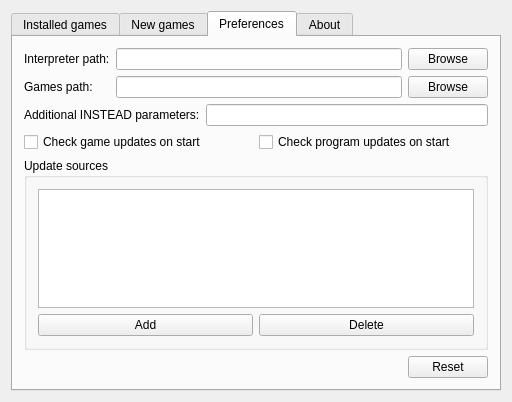
Above: mainwindow.ui from instead-hub/instead-launcher before the change. Below: the same form after it.
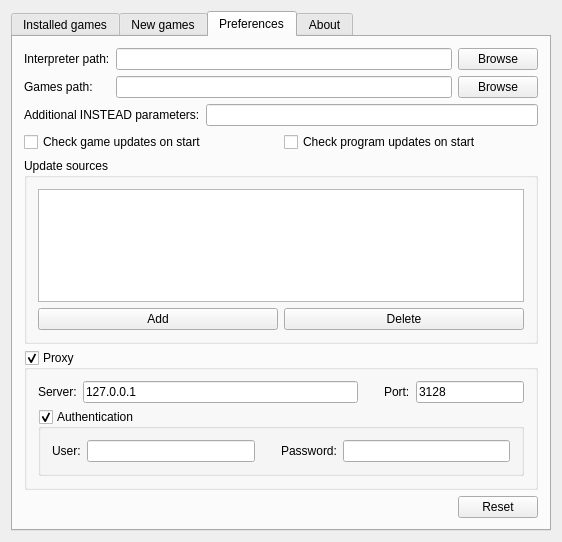
That is the form after the change. The open tabs and pages were chosen to show the change.

```diff
--- a/mainwindow.ui
+++ b/mainwindow.ui
@@ -6,8 +6,8 @@
    <rect>
     <x>0</x>
     <y>0</y>
-    <width>512</width>
-    <height>402</height>
+    <width>562</width>
+    <height>542</height>
    </rect>
   </property>
   <property name="windowTitle">
@@ -344,6 +344,141 @@
           </layout>
          </widget>
         </item>
+        <item>
+         <widget class="QGroupBox" name="proxyGroupBox">
+          <property name="title">
+           <string>Proxy</string>
+          </property>
+          <property name="flat">
+           <bool>false</bool>
+          </property>
+          <property name="checkable">
+           <bool>true</bool>
+          </property>
+          <layout class="QGridLayout" name="gridLayout_4">
+           <item row="0" column="0">
+            <layout class="QHBoxLayout" name="horizontalLayout_8">
+             <item>
+              <widget class="QLabel" name="proxyServerLabel">
+               <property name="text">
+                <string>Server:</string>
+               </property>
+              </widget>
+             </item>
+             <item>
+              <widget class="QLineEdit" name="proxyServerLineEdit">
+               <property name="sizePolicy">
+                <sizepolicy hsizetype="MinimumExpanding" vsizetype="Fixed">
+                 <horstretch>0</horstretch>
+                 <verstretch>0</verstretch>
+                </sizepolicy>
+               </property>
+               <property name="text">
+                <string>127.0.0.1</string>
+               </property>
+              </widget>
+             </item>
+             <item>
+              <spacer name="horizontalSpacer_6">
+               <property name="orientation">
+                <enum>Qt::Horizontal</enum>
+               </property>
+               <property name="sizeType">
+                <enum>QSizePolicy::Fixed</enum>
+               </property>
+               <property name="sizeHint" stdset="0">
+                <size>
+                 <width>20</width>
+                 <height>20</height>
+                </size>
+               </property>
+              </spacer>
+             </item>
+             <item>
+              <widget class="QLabel" name="proxyPortLabel">
+               <property name="text">
+                <string>Port:</string>
+               </property>
+              </widget>
+             </item>
+             <item>
+              <widget class="QLineEdit" name="proxyPortLineEdit">
+               <property name="sizePolicy">
+                <sizepolicy hsizetype="Minimum" vsizetype="Fixed">
+                 <horstretch>0</horstretch>
+                 <verstretch>0</verstretch>
+                </sizepolicy>
+               </property>
+               <property name="text">
+                <string>3128</string>
+               </property>
+              </widget>
+             </item>
+            </layout>
+           </item>
+           <item row="1" column="0">
+            <widget class="QGroupBox" name="proxyAuthGroupBox">
+             <property name="title">
+              <string>Authentication</string>
+             </property>
+             <property name="checkable">
+              <bool>true</bool>
+             </property>
+             <layout class="QGridLayout" name="gridLayout_5">
+              <item row="0" column="0">
+               <layout class="QHBoxLayout" name="horizontalLayout_9">
+                <item>
+                 <widget class="QLabel" name="proxyUserLabel">
+                  <property name="text">
+                   <string>User:</string>
+                  </property>
+                 </widget>
+                </item>
+                <item>
+                 <widget class="QLineEdit" name="proxyUserLineEdit">
+                  <property name="text">
+                   <string/>
+                  </property>
+                 </widget>
+                </item>
+                <item>
+                 <spacer name="horizontalSpacer_7">
+                  <property name="orientation">
+                   <enum>Qt::Horizontal</enum>
+                  </property>
+                  <property name="sizeType">
+                   <enum>QSizePolicy::Fixed</enum>
+                  </property>
+                  <property name="sizeHint" stdset="0">
+                   <size>
+                    <width>20</width>
+                    <height>20</height>
+                   </size>
+                  </property>
+                 </spacer>
+                </item>
+                <item>
+                 <widget class="QLabel" name="proxyPasswordLabel">
+                  <property name="text">
+                   <string>Password:</string>
+                  </property>
+                 </widget>
+                </item>
+                <item>
+                 <widget class="QLineEdit" name="proxyPasswordLineEdit">
+                  <property name="text">
+                   <string/>
+                  </property>
+                 </widget>
+                </item>
+               </layout>
+              </item>
+             </layout>
+            </widget>
+           </item>
+          </layout>
+         </widget>
+        </item>
         <item>
          <layout class="QHBoxLayout" name="horizontalLayout_4">
           <item>
```
Left out of the diff: 40 changed lines with no effect on the pictures.
